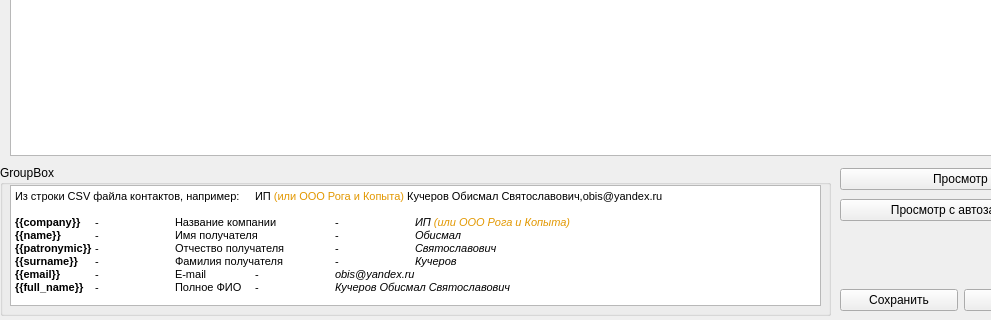
The window that editor.ui (almaz8811/Sendler) describes before a commit, drawn with Qt 5; both pictures show x 0 to 991 and y 475 to 795 of the 1094 by 795 pixel window.
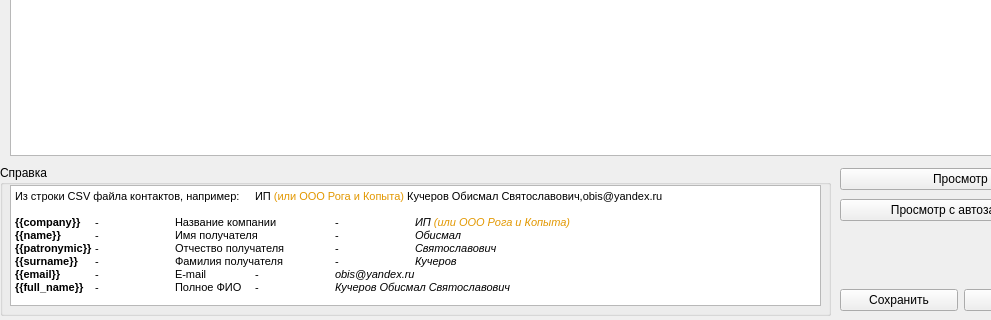
The same window after the commit.

Commit message: Fix bags окна редактирования шаблона

```diff
--- a/editor.ui
+++ b/editor.ui
@@ -93,7 +93,7 @@
      </rect>
     </property>
     <property name="title">
-     <string>GroupBox</string>
+     <string>Справка</string>
     </property>
     <widget class="QTextEdit" name="textEdit_2">
      <property name="geometry">
```
The commit also changes 1 other file.
